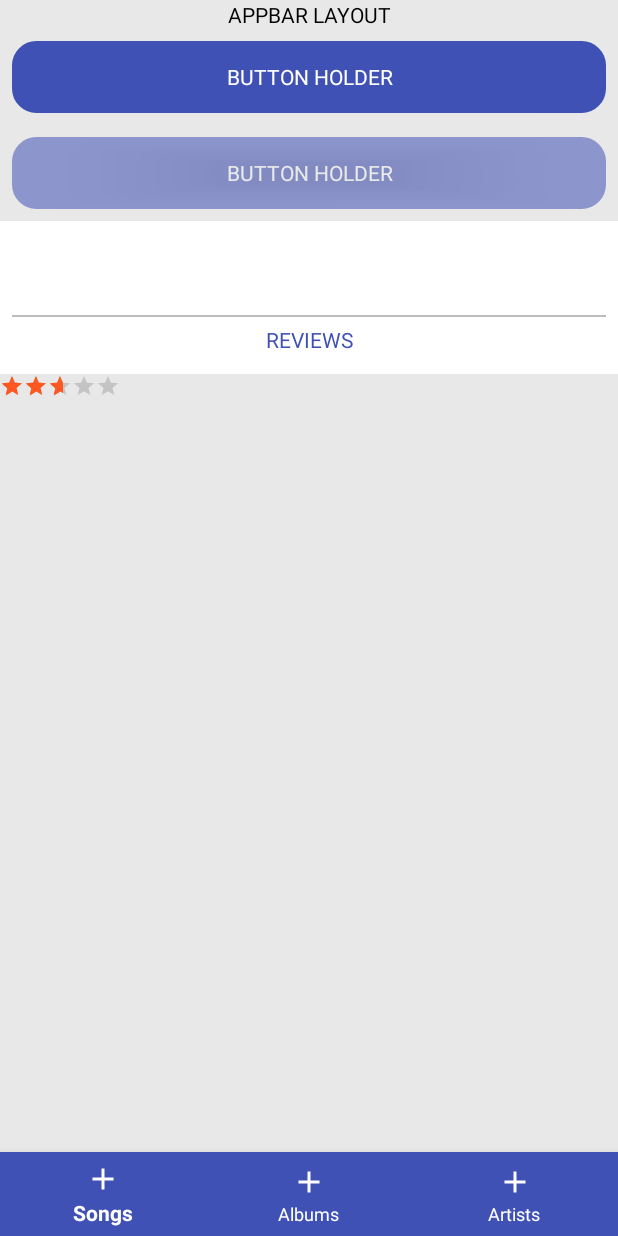
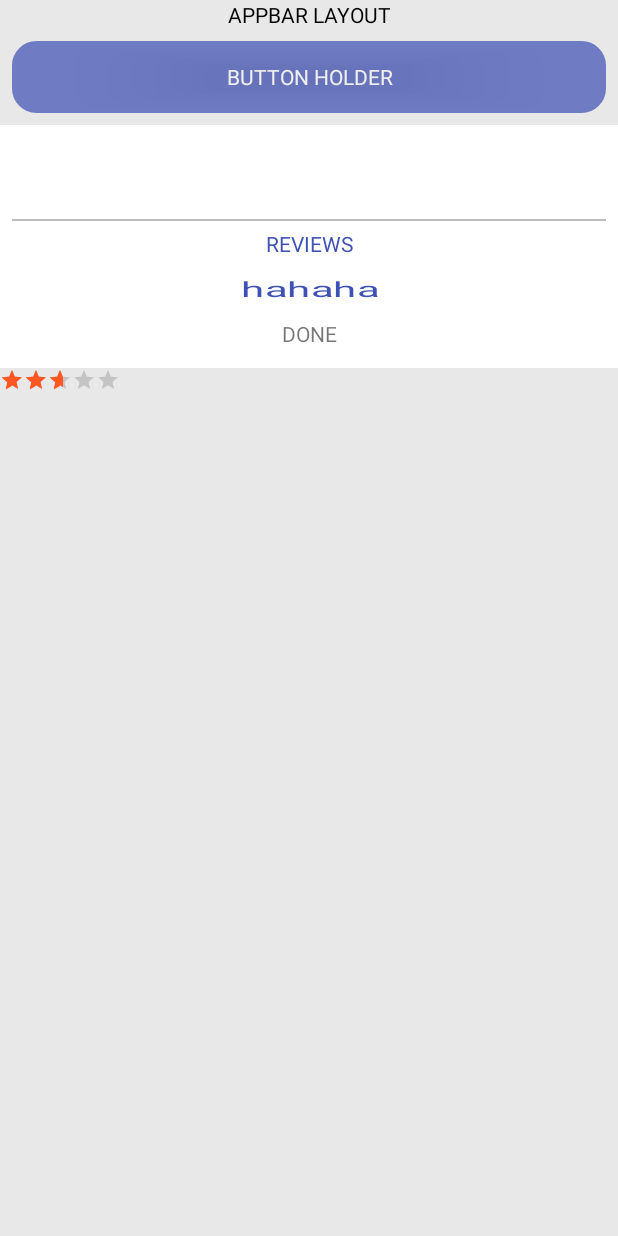
Before and after one commit to hhoulin94/ExperimentGround, an Android app: the screen it shows after launch (MainActivity), after a tap on "BUTTON HOLDER", on a phone screen of 412 x 824 dp. Run offline under Robolectric (Android 15) with nearby library versions, the phone set to English and light mode, and no system bars; our stand-ins replace Picasso; pictures from the network do not load.

```diff
--- a/app/src/main/java/com/example/foohoulin/experimentground/MainActivity.java
+++ b/app/src/main/java/com/example/foohoulin/experimentground/MainActivity.java
@@ -5,6 +5,9 @@ import android.animation.AnimatorListenerAdapter;
 import android.animation.AnimatorSet;
 import android.animation.ObjectAnimator;
 import android.content.Intent;
+import android.graphics.Color;
+import android.graphics.drawable.ColorDrawable;
+import android.graphics.drawable.TransitionDrawable;
 import android.support.v7.app.AppCompatActivity;
 import android.os.Bundle;
 import android.support.v7.widget.LinearLayoutManager;
@@ -12,6 +15,7 @@ import android.support.v7.widget.RecyclerView;
 import android.view.View;
 import android.widget.Button;
 import android.widget.RatingBar;
+import android.widget.TextView;
 
 import com.example.foohoulin.experimentground.Adapter.ExperimentRecycleViewAdapter;
 import com.example.foohoulin.experimentground.Adapter.QnaRecycleViewAdapter;
@@ -32,6 +36,10 @@ public class MainActivity extends AppCompatActivity {
     private List<QnAModal> qnAModalList ;
     private Button mapButton ;
     private Button mapButton1 ;
+    private TextView text_view ;
+    private TextView text_view2 ;
+
+    private TransitionDrawable transitiondrawable ;
 
     @Override
     protected void onCreate(Bundle savedInstanceState) {
@@ -96,6 +104,7 @@ public class MainActivity extends AppCompatActivity {
             }
         });
 
+        //region Animator Set
         ObjectAnimator fadeOut = ObjectAnimator.ofFloat(mapButton1, "alpha",  1f, 0);
         fadeOut.setDuration(2000);
         ObjectAnimator fadeIn = ObjectAnimator.ofFloat(mapButton1, "alpha", 0, 1f);
@@ -113,5 +122,59 @@ public class MainActivity extends AppCompatActivity {
             }
         });
         mAnimationSet.start();
+
+        text_view = findViewById(R.id.text_view);
+        float startScale = 1 ;
+        float targetScale = 2 ;
+        ObjectAnimator scaleOutX = ObjectAnimator.ofFloat(text_view , "scaleX" , startScale , targetScale);
+        ObjectAnimator scaleOutY = ObjectAnimator.ofFloat(text_view , "scaleY" , startScale , targetScale);
+        scaleOutX.setDuration(1000);
+        scaleOutY.setDuration(1000);
+        ObjectAnimator scaleInX = ObjectAnimator.ofFloat(text_view, "scaleX", targetScale, startScale );
+        ObjectAnimator scaleInY = ObjectAnimator.ofFloat(text_view, "scaleY", targetScale, startScale );
+        scaleInX.setDuration(1000);
+        scaleInY.setDuration(1000);
+
+        final AnimatorSet mScaleAnimator = new AnimatorSet();
+
+        mScaleAnimator.play(scaleInX).with(scaleInY).after(scaleOutX).with(scaleOutY);
+
+        mScaleAnimator.addListener(new AnimatorListenerAdapter() {
+            @Override
+            public void onAnimationEnd(Animator animation) {
+                super.onAnimationEnd(animation);
+                mScaleAnimator.start();
+            }
+        });
+        mScaleAnimator.start();
+
+        text_view2 = findViewById(R.id.text_view2);
+        int startColor = getApplicationContext().getResources().getColor(R.color.secondaryText);
+        int endColor = getApplicationContext().getResources().getColor(R.color.transparent);
+
+        ColorDrawable[] backgroundColor = {
+                new ColorDrawable(Color.parseColor("#757575")),
+                new ColorDrawable(Color.parseColor("#FFFFFF"))
+        };
+
+        transitiondrawable = new TransitionDrawable(backgroundColor) ;
+
+        text_view2.setBackground(transitiondrawable);
+
+        mapButton1.setOnClickListener(new View.OnClickListener() {
+            @Override
+            public void onClick(View v) {
+
+                transitiondrawable.startTransition(1000);
+                text_view2.setText("DONE");
+            }
+        });
+        //endregion
+
+
+
+
     }
+
+
 }
--- a/app/src/main/res/layout/activity_main.xml
+++ b/app/src/main/res/layout/activity_main.xml
@@ -99,6 +99,27 @@
                     android:clickable="true"
                     android:text="REVIEWS"
                     android:padding="5dp"/>
+
+                <TextView
+                    android:id="@+id/text_view"
+                    android:layout_width="match_parent"
+                    android:layout_height="wrap_content"
+                    android:textAlignment="center"
+                    android:textColor="@color/colorPrimary"
+                    android:focusable="true"
+                    android:clickable="true"
+                    android:text="hahaha"
+                    android:padding="5dp"/>
+
+                <TextView
+                    android:id="@+id/text_view2"
+                    android:layout_width="match_parent"
+                    android:layout_height="wrap_content"
+                    android:textAlignment="center"
+                    android:focusable="true"
+                    android:clickable="true"
+                    android:padding="5dp"/>
+
             </LinearLayout>
 
             <RatingBar
@@ -116,6 +137,7 @@
         <android.support.design.widget.BottomNavigationView
             android:id="@+id/navigationView"
             android:layout_gravity="bottom"
+            android:visibility="gone"
             android:layout_width="match_parent"
             android:layout_height="wrap_content"
             android:background="?android:attr/windowBackground"
```
